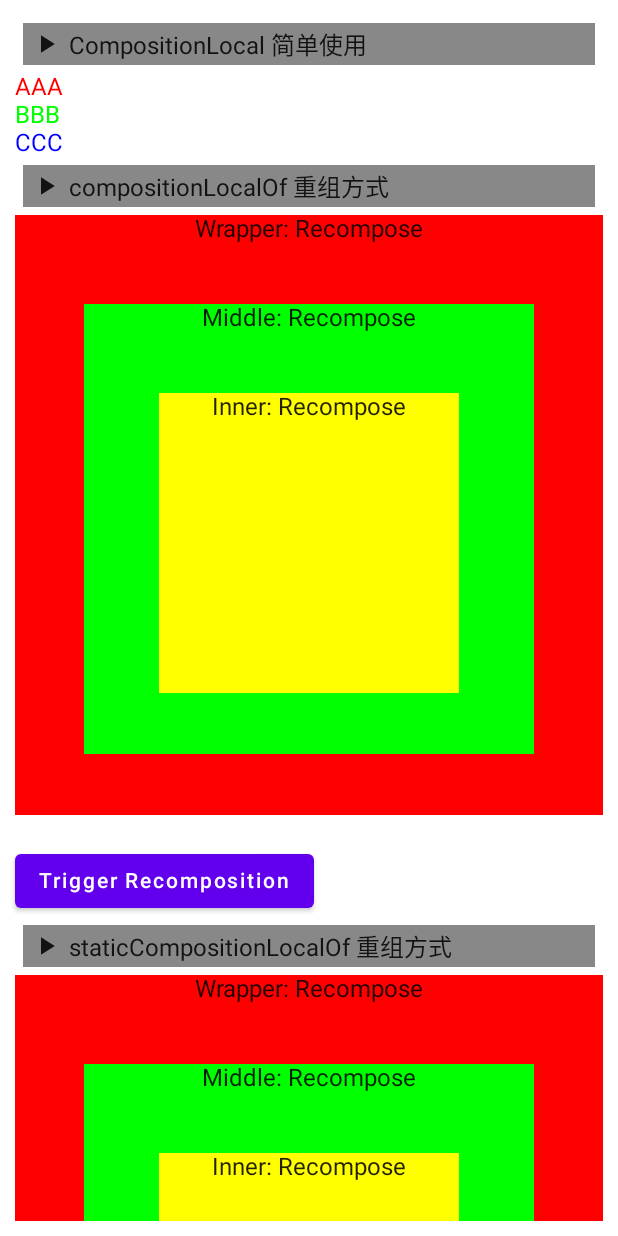
After one commit to owenleexiaoyu/ComposeCodelabs, an Android app built with Jetpack Compose: the CompositionLocalDemoActivity screen opened directly, with no data from a screen before it, on a phone screen of 412 x 824 dp. The commit adds this screen. Run offline under Robolectric (Android 15) with nearby library versions, the phone set to English and light mode, and no system bars.

Commit message:
ComposeActionLearning: 添加第三章示例代码

```diff
--- a/ComposeActionLearning/app/src/main/AndroidManifest.xml
+++ b/ComposeActionLearning/app/src/main/AndroidManifest.xml
@@ -31,6 +31,7 @@
         <activity android:name=".chapter1.AddComposeToViewActivity" />
         <activity android:name=".chapter1.AddViewToComposeActivity" />
         <activity android:name=".chapter1.AddXMLViewToComposeActivity" />
+
         <activity android:name=".chapter2.Chapter2Activity" />
         <activity android:name=".chapter2.ModifierDemoActivity" />
         <activity android:name=".chapter2.MatchParentSizeActivity" />
@@ -45,6 +46,9 @@
         <activity android:name=".chapter2.ConstraintLayoutDemoActivity" />
         <activity android:name=".chapter2.ScaffoldDemoActivity" />
         <activity android:name=".chapter2.ListDemoActivity" />
+
+        <activity android:name=".chapter3.Chapter3Activity" />
+        <activity android:name=".chapter3.CompositionLocalDemoActivity" />
     </application>
 
 </manifest>
--- a/ComposeActionLearning/app/src/main/java/life/lixiaoyu/composeactionlearning/MainActivity.kt
+++ b/ComposeActionLearning/app/src/main/java/life/lixiaoyu/composeactionlearning/MainActivity.kt
@@ -10,6 +10,7 @@ import androidx.compose.ui.platform.LocalContext
 import androidx.compose.ui.tooling.preview.Preview
 import life.lixiaoyu.composeactionlearning.chapter1.Chapter1Activity
 import life.lixiaoyu.composeactionlearning.chapter2.Chapter2Activity
+import life.lixiaoyu.composeactionlearning.chapter3.Chapter3Activity
 import life.lixiaoyu.composeactionlearning.ui.theme.ComposeActionLearningTheme
 
 class MainActivity : ComponentActivity() {
@@ -33,6 +34,9 @@ fun MainPage() {
         ItemButton(text = "Chapter 2") {
             context.startActivity(Intent(context, Chapter2Activity::class.java))
         }
+        ItemButton(text = "Chapter 3") {
+            context.startActivity(Intent(context, Chapter3Activity::class.java))
+        }
     }
 }
 
--- /dev/null
+++ b/ComposeActionLearning/app/src/main/java/life/lixiaoyu/composeactionlearning/chapter3/Chapter3Activity.kt
@@ -0,0 +1,34 @@
+package life.lixiaoyu.composeactionlearning.chapter3
+
+import android.content.Intent
+import android.os.Bundle
+import androidx.activity.ComponentActivity
+import androidx.activity.compose.setContent
+import androidx.compose.foundation.layout.Column
+import androidx.compose.runtime.Composable
+import androidx.compose.ui.platform.LocalContext
+import life.lixiaoyu.composeactionlearning.FullPageWrapper
+import life.lixiaoyu.composeactionlearning.ItemButton
+
+class Chapter3Activity : ComponentActivity() {
+    override fun onCreate(savedInstanceState: Bundle?) {
+        super.onCreate(savedInstanceState)
+        setContent {
+            FullPageWrapper {
+                Chapter3Page()
+            }
+        }
+    }
+}
+
+@Composable
+fun Chapter3Page() {
+    Column {
+        val context = LocalContext.current
+        Column {
+            ItemButton(text = "CompositionLocal 的用法") {
+                context.startActivity(Intent(context, CompositionLocalDemoActivity::class.java))
+            }
+        }
+    }
+}
--- /dev/null
+++ b/ComposeActionLearning/app/src/main/java/life/lixiaoyu/composeactionlearning/chapter3/CompositionLocalDemoActivity.kt
@@ -0,0 +1,136 @@
+package life.lixiaoyu.composeactionlearning.chapter3
+
+import android.os.Bundle
+import androidx.activity.ComponentActivity
+import androidx.activity.compose.setContent
+import androidx.compose.foundation.background
+import androidx.compose.foundation.layout.*
+import androidx.compose.foundation.rememberScrollState
+import androidx.compose.foundation.verticalScroll
+import androidx.compose.material.Button
+import androidx.compose.material.Text
+import androidx.compose.runtime.*
+import androidx.compose.ui.Alignment
+import androidx.compose.ui.Modifier
+import androidx.compose.ui.graphics.Color
+import androidx.compose.ui.tooling.preview.Preview
+import androidx.compose.ui.unit.Dp
+import androidx.compose.ui.unit.dp
+import life.lixiaoyu.composeactionlearning.DescItem
+import life.lixiaoyu.composeactionlearning.FullPageWrapper
+import life.lixiaoyu.composeactionlearning.VerticalSpacer
+
+class CompositionLocalDemoActivity : ComponentActivity() {
+
+    override fun onCreate(savedInstanceState: Bundle?) {
+        super.onCreate(savedInstanceState)
+        setContent {
+            FullPageWrapper {
+                CompositionLocalPage()
+            }
+        }
+    }
+
+}
+
+@Composable
+fun CompositionLocalPage() {
+    val LocalString = compositionLocalOf { "AAA" }
+    Column(modifier = Modifier
+        .padding(10.dp)
+        .verticalScroll(rememberScrollState())) {
+        DescItem(title = "CompositionLocal 简单使用")
+        Text(
+            text = LocalString.current,
+            color = Color.Red
+        )
+        CompositionLocalProvider(
+            LocalString provides "BBB"
+        ) {
+            Text(
+                text = LocalString.current,
+                color = Color.Green
+            )
+            CompositionLocalProvider(
+                LocalString provides "CCC"
+            ) {
+                Text(
+                    text = LocalString.current,
+                    color = Color.Blue
+                )
+            }
+        }
+        CompositionLocalOfDemo()
+        StaticCompositionLocalOfDemo()
+    }
+}
+
+var recomposeFlag = "No Recompose"
+val LocalColor = compositionLocalOf { Color.Black }
+@Composable
+fun CompositionLocalOfDemo() {
+    var color by remember { mutableStateOf(Color.Green) }
+    Column {
+        DescItem(title = "compositionLocalOf 重组方式")
+        CompositionLocalProvider(
+            LocalColor provides color
+        ) {
+            TaggedBox("Wrapper: ${recomposeFlag}", 400.dp, Color.Red) {
+                TaggedBox("Middle: ${recomposeFlag}", 300.dp, LocalColor.current) {
+                    TaggedBox("Inner: ${recomposeFlag}", 200.dp, Color.Yellow)
+                }
+            }
+        }
+        VerticalSpacer(height = 20.dp)
+        Button(onClick = { color = Color.Blue }) {
+            Text(text = "Trigger Recomposition")
+        }
+    }
+    recomposeFlag = "Recompose"
+}
+
+var recomposeFlag2 = "No Recompose"
+val LocalColor2 = staticCompositionLocalOf { Color.Black }
+@Composable
+fun StaticCompositionLocalOfDemo() {
+    var color by remember { mutableStateOf(Color.Green) }
+    Column {
+        DescItem(title = "staticCompositionLocalOf 重组方式")
+        CompositionLocalProvider(
+            LocalColor2 provides color
+        ) {
+            TaggedBox("Wrapper: ${recomposeFlag2}", 400.dp, Color.Red) {
+                TaggedBox("Middle: ${recomposeFlag2}", 300.dp, LocalColor2.current) {
+                    TaggedBox("Inner: ${recomposeFlag2}", 200.dp, Color.Yellow)
+                }
+            }
+        }
+        VerticalSpacer(height = 20.dp)
+        Button(onClick = { color = Color.Blue }) {
+            Text(text = "Trigger Recomposition")
+        }
+    }
+    recomposeFlag2 = "Recompose"
+}
+@Composable
+fun TaggedBox(tag: String, size: Dp, background: Color, content: @Composable () -> Unit = {}) {
+    Column(modifier = Modifier
+        .size(size)
+        .background(background),
+    horizontalAlignment = Alignment.CenterHorizontally
+    ) {
+        Text(text = tag)
+        Box(modifier = Modifier.fillMaxSize(),
+        contentAlignment = Alignment.Center) {
+            content()
+        }
+    }
+}
+
+@Preview(showBackground = true)
+@Composable
+fun CompositionLocalPagePreview() {
+    FullPageWrapper {
+        CompositionLocalPage()
+    }
+}
```
Also changed, not shown: 1 other file.
